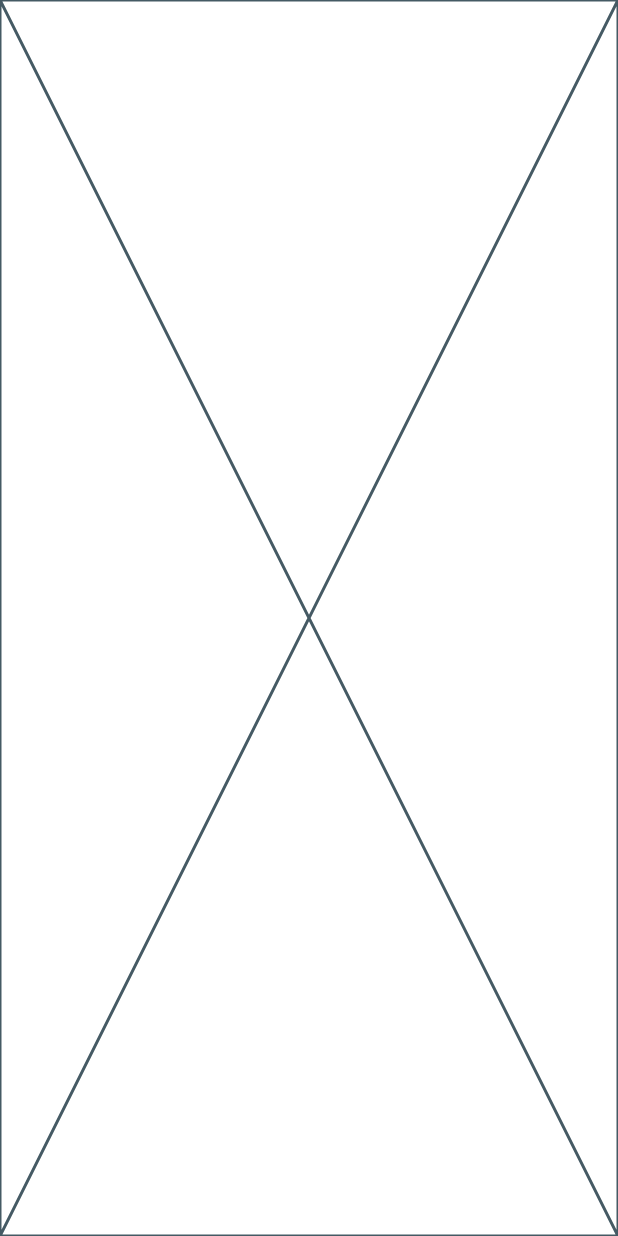
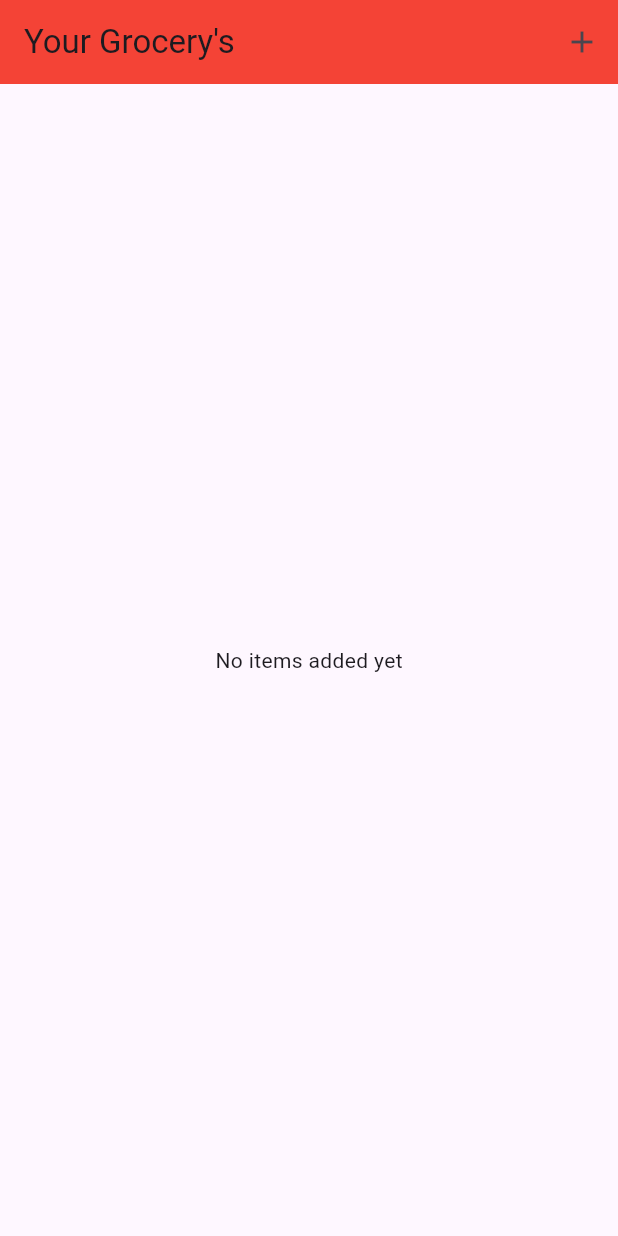
Before and after one commit to vishwanath-91/shopping_list_app, a Flutter app: the screen it shows after launch, on a phone screen of 412 x 824 dp. Run offline on Flutter 3.47's test engine with Material 3 defaults, Android fonts, the phone set to English and light mode, and no system bars.

Commit message:
grocery_list_screen created

```diff
--- a/lib/grocery_list_screen.dart
+++ b/lib/grocery_list_screen.dart
@@ -1,15 +1,41 @@
 import 'package:flutter/material.dart';
+import 'package:shopping_list_app/Model/grocery_item.dart';
+import 'package:shopping_list_app/add_new_item.dart';
 
-class GrocerylistScreen extends StatefulWidget {
-  const GrocerylistScreen({super.key});
+class GroceryListScreen extends StatefulWidget {
+  const GroceryListScreen({super.key});
 
   @override
-  State<GrocerylistScreen> createState() => _GrocerylistScreenState();
+  State<GroceryListScreen> createState() => _GroceryListScreenState();
 }
 
-class _GrocerylistScreenState extends State<GrocerylistScreen> {
+class _GroceryListScreenState extends State<GroceryListScreen> {
+  final List<GroceryItemModel> _groceryItemModel = [];
+
+  void _addItem() {
+    Navigator.of(context).push<GroceryItemModel>(MaterialPageRoute(
+      builder: (context) => const AddNewItem(),
+    ));
+  }
+
   @override
   Widget build(BuildContext context) {
-    return const Placeholder();
+    Widget content = const Center(
+      child: Text("No items added yet"),
+    );
+
+    return Scaffold(
+      appBar: AppBar(
+        backgroundColor: Colors.red,
+        title: const Text("Your Grocery's"),
+        actions: [
+          IconButton(
+            onPressed: _addItem,
+            icon: const Icon(Icons.add),
+          ),
+        ],
+      ),
+      body: content,
+    );
   }
 }
--- a/lib/main.dart
+++ b/lib/main.dart
@@ -12,12 +12,13 @@ class MyApp extends StatelessWidget {
   @override
   Widget build(BuildContext context) {
     return MaterialApp(
+      debugShowCheckedModeBanner: false,
       title: 'Flutter Demo',
       theme: ThemeData(
         colorScheme: ColorScheme.fromSeed(seedColor: Colors.deepPurple),
         useMaterial3: true,
       ),
-      home: const GrocerylistScreen(),
+      home: const GroceryListScreen(),
     );
   }
 }
```
Also changed, not shown: lib/add_new_item.dart (added, +15 -0 lines).
